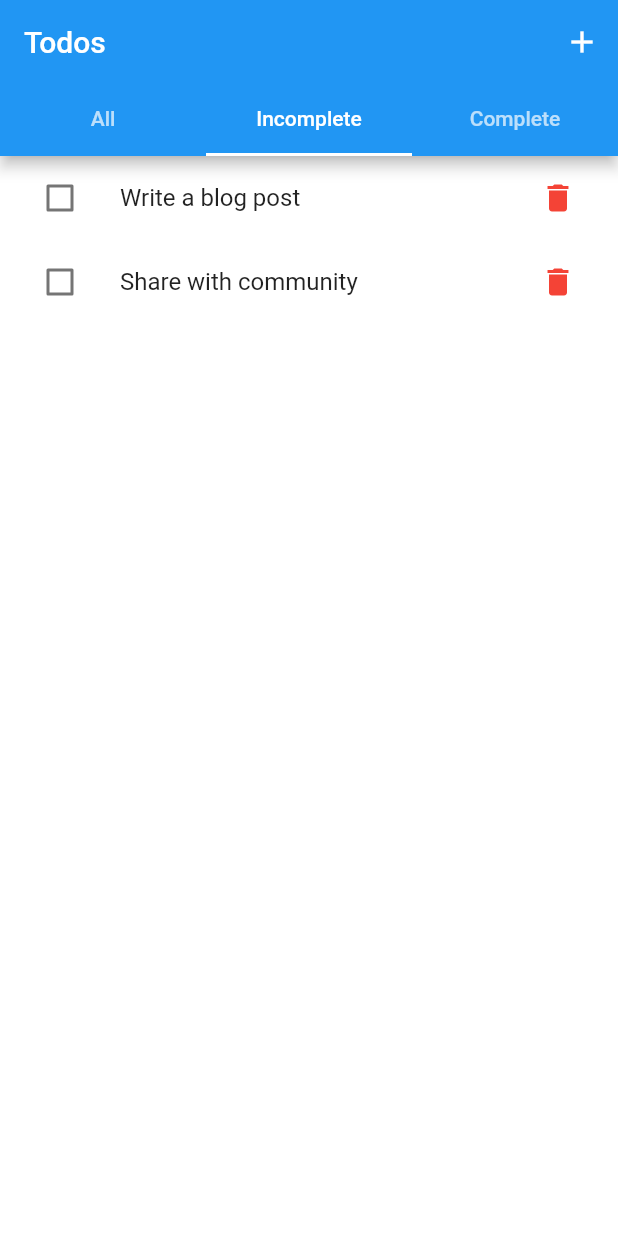
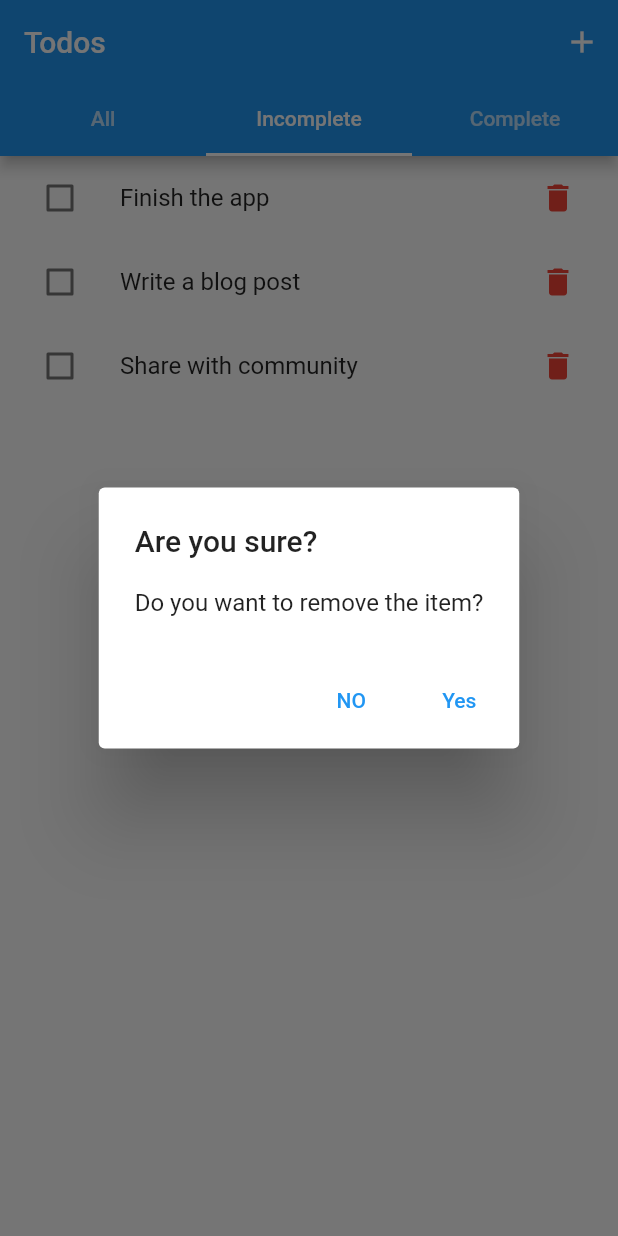
Before and after one commit to excelitai-mollika/Todo-with-Provider, a Flutter app: the screen it shows after launch, tab 2 chosen, after a tap on the "delete" icon, on a phone screen of 412 x 824 dp. Run offline on Flutter 3.47's test engine with Material 2 defaults, Android fonts, the phone set to English and light mode, and no system bars.

```diff
--- a/lib/task_list_item.dart
+++ b/lib/task_list_item.dart
@@ -25,7 +25,29 @@ class TaskListItem extends StatelessWidget {
           color: Colors.red,
         ),
         onPressed: () {
-          Provider.of<TodosModel>(context, listen: false).deleteTodo(task!);
+
+
+          showDialog(
+              context: context,
+              builder: (ctx) => AlertDialog(
+                title: Text('Are you sure?'),
+                content: Text('Do you want to remove the item?'),
+                actions: [
+                  TextButton(
+                    onPressed: () {
+                      Navigator.of(ctx).pop();
+                    },
+                    child: Text('NO'),
+                  ),
+                  TextButton(
+                      onPressed: () {
+                        Provider.of<TodosModel>(context, listen: false).deleteTodo(task!);
+                        Navigator.of(ctx).pop(true);
+                      },
+                      child: Text('Yes'))
+                ],
+              ));
+
         },
       ),
     );
```
